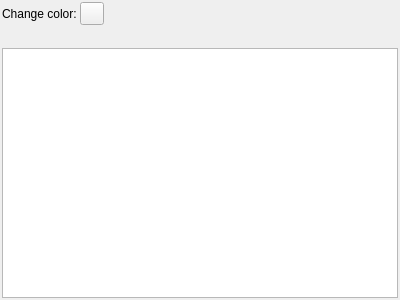
Old version of the form ui/icon_selector_widget.ui in the repository zkovari/plotlyst.
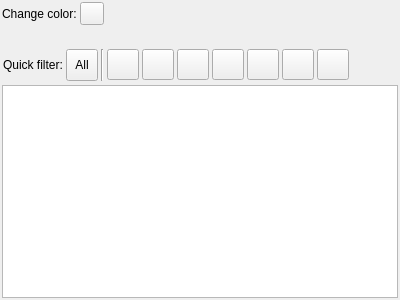
New version of the form.

Commit message: Add more icons and filtering

Diff of the .ui file:
```diff
--- a/ui/icon_selector_widget.ui
+++ b/ui/icon_selector_widget.ui
@@ -76,6 +76,236 @@
      </property>
     </spacer>
    </item>
+   <item>
+    <widget class="QWidget" name="widget" native="true">
+     <layout class="QHBoxLayout" name="horizontalLayout_3">
+      <property name="spacing">
+       <number>3</number>
+      </property>
+      <property name="leftMargin">
+       <number>1</number>
+      </property>
+      <property name="topMargin">
+       <number>1</number>
+      </property>
+      <property name="rightMargin">
+       <number>1</number>
+      </property>
+      <property name="bottomMargin">
+       <number>1</number>
+      </property>
+      <item>
+       <widget class="QLabel" name="label_2">
+        <property name="text">
+         <string>Quick filter:</string>
+        </property>
+       </widget>
+      </item>
+      <item>
+       <widget class="QToolButton" name="btnAll">
+        <property name="minimumSize">
+         <size>
+          <width>32</width>
+          <height>32</height>
+         </size>
+        </property>
+        <property name="cursor">
+         <cursorShape>PointingHandCursor</cursorShape>
+        </property>
+        <property name="text">
+         <string>All</string>
+        </property>
+        <property name="iconSize">
+         <size>
+          <width>24</width>
+          <height>24</height>
+         </size>
+        </property>
+        <property name="checkable">
+         <bool>true</bool>
+        </property>
+        <attribute name="buttonGroup">
+         <string notr="true">buttonGroup</string>
+        </attribute>
+       </widget>
+      </item>
+      <item>
+       <widget class="Line" name="line">
+        <property name="orientation">
+         <enum>Qt::Vertical</enum>
+        </property>
+       </widget>
+      </item>
+      <item>
+       <widget class="QToolButton" name="btnPeople">
+        <property name="cursor">
+         <cursorShape>PointingHandCursor</cursorShape>
+        </property>
+        <property name="text">
+         <string/>
+        </property>
+        <property name="iconSize">
+         <size>
+          <width>24</width>
+          <height>24</height>
+         </size>
+        </property>
+        <property name="checkable">
+         <bool>true</bool>
+        </property>
+        <attribute name="buttonGroup">
+         <string notr="true">buttonGroup</string>
+        </attribute>
+       </widget>
+      </item>
+      <item>
+       <widget class="QToolButton" name="btnFood">
+        <property name="cursor">
+         <cursorShape>PointingHandCursor</cursorShape>
+        </property>
+        <property name="text">
+         <string/>
+        </property>
+        <property name="iconSize">
+         <size>
+          <width>24</width>
+          <height>24</height>
+         </size>
+        </property>
+        <property name="checkable">
+         <bool>true</bool>
+        </property>
+        <attribute name="buttonGroup">
+         <string notr="true">buttonGroup</string>
+        </attribute>
+       </widget>
+      </item>
+      <item>
+       <widget class="QToolButton" name="btnNature">
+        <property name="cursor">
+         <cursorShape>PointingHandCursor</cursorShape>
+        </property>
+        <property name="text">
+         <string/>
+        </property>
+        <property name="iconSize">
+         <size>
+          <width>24</width>
+          <height>24</height>
+         </size>
+        </property>
+        <property name="checkable">
+         <bool>true</bool>
+        </property>
+        <attribute name="buttonGroup">
+         <string notr="true">buttonGroup</string>
+        </attribute>
+       </widget>
+      </item>
+      <item>
+       <widget class="QToolButton" name="btnSports">
+        <property name="cursor">
+         <cursorShape>PointingHandCursor</cursorShape>
+        </property>
+        <property name="text">
+         <string/>
+        </property>
+        <property name="iconSize">
+         <size>
+          <width>24</width>
+          <height>24</height>
+         </size>
+        </property>
+        <property name="checkable">
+         <bool>true</bool>
+        </property>
+        <attribute name="buttonGroup">
+         <string notr="true">buttonGroup</string>
+        </attribute>
+       </widget>
+      </item>
+      <item>
+       <widget class="QToolButton" name="btnPlaces">
+        <property name="cursor">
+         <cursorShape>PointingHandCursor</cursorShape>
+        </property>
+        <property name="text">
+         <string/>
+        </property>
+        <property name="iconSize">
+         <size>
+          <width>24</width>
+          <height>24</height>
+         </size>
+        </property>
+        <property name="checkable">
+         <bool>true</bool>
+        </property>
+        <attribute name="buttonGroup">
+         <string notr="true">buttonGroup</string>
+        </attribute>
+       </widget>
+      </item>
+      <item>
+       <widget class="QToolButton" name="btnObjects">
+        <property name="cursor">
+         <cursorShape>PointingHandCursor</cursorShape>
+        </property>
+        <property name="text">
+         <string/>
+        </property>
+        <property name="iconSize">
+         <size>
+          <width>24</width>
+          <height>24</height>
+         </size>
+        </property>
+        <property name="checkable">
+         <bool>true</bool>
+        </property>
+        <attribute name="buttonGroup">
+         <string notr="true">buttonGroup</string>
+        </attribute>
+       </widget>
+      </item>
+      <item>
+       <widget class="QToolButton" name="btnSymbols">
+        <property name="cursor">
+         <cursorShape>PointingHandCursor</cursorShape>
+        </property>
+        <property name="text">
+         <string/>
+        </property>
+        <property name="iconSize">
+         <size>
+          <width>24</width>
+          <height>24</height>
+         </size>
+        </property>
+        <property name="checkable">
+         <bool>true</bool>
+        </property>
+        <attribute name="buttonGroup">
+         <string notr="true">buttonGroup</string>
+        </attribute>
+       </widget>
+      </item>
+      <item>
+       <spacer name="horizontalSpacer_3">
+        <property name="orientation">
+         <enum>Qt::Horizontal</enum>
+        </property>
+        <property name="sizeHint" stdset="0">
+         <size>
+          <width>40</width>
+          <height>20</height>
+         </size>
+        </property>
+       </spacer>
+      </item>
+     </layout>
+    </widget>
+   </item>
    <item>
     <widget class="QListView" name="lstIcons">
      <property name="cursor" stdset="0">
@@ -83,8 +313,8 @@
      </property>
      <property name="iconSize">
       <size>
-       <width>24</width>
-       <height>24</height>
+       <width>32</width>
+       <height>32</height>
       </size>
      </property>
     </widget>
```
Left out of the diff: 6 changed lines with no effect on the pictures. The commit also changes 3 other files.
